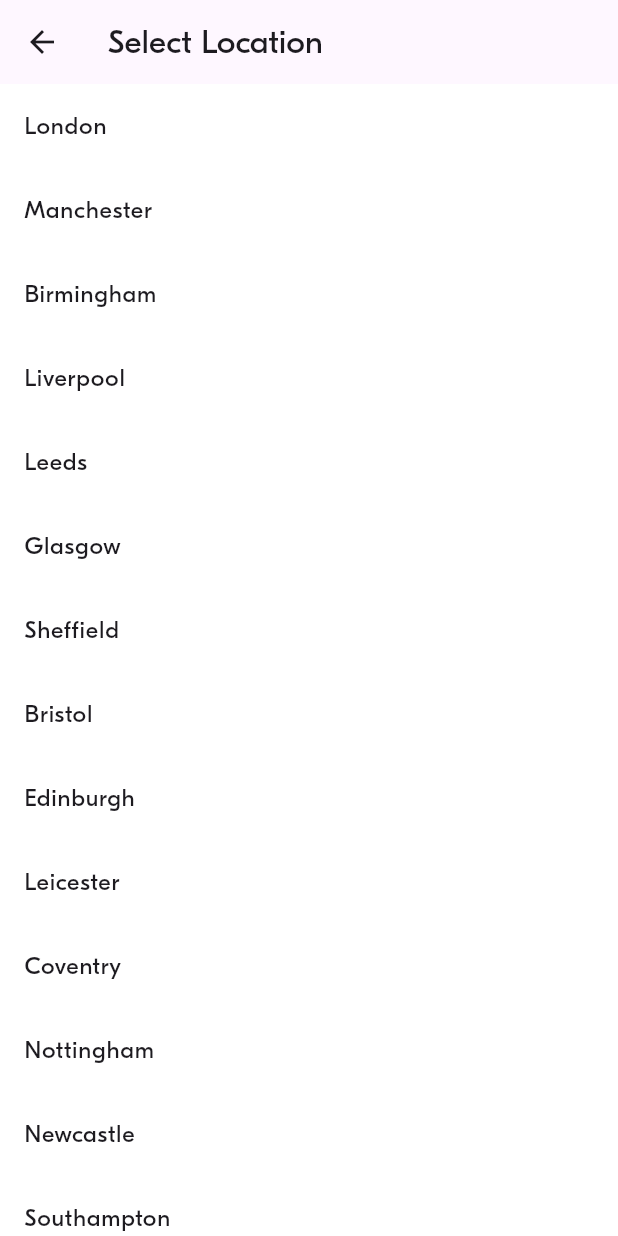
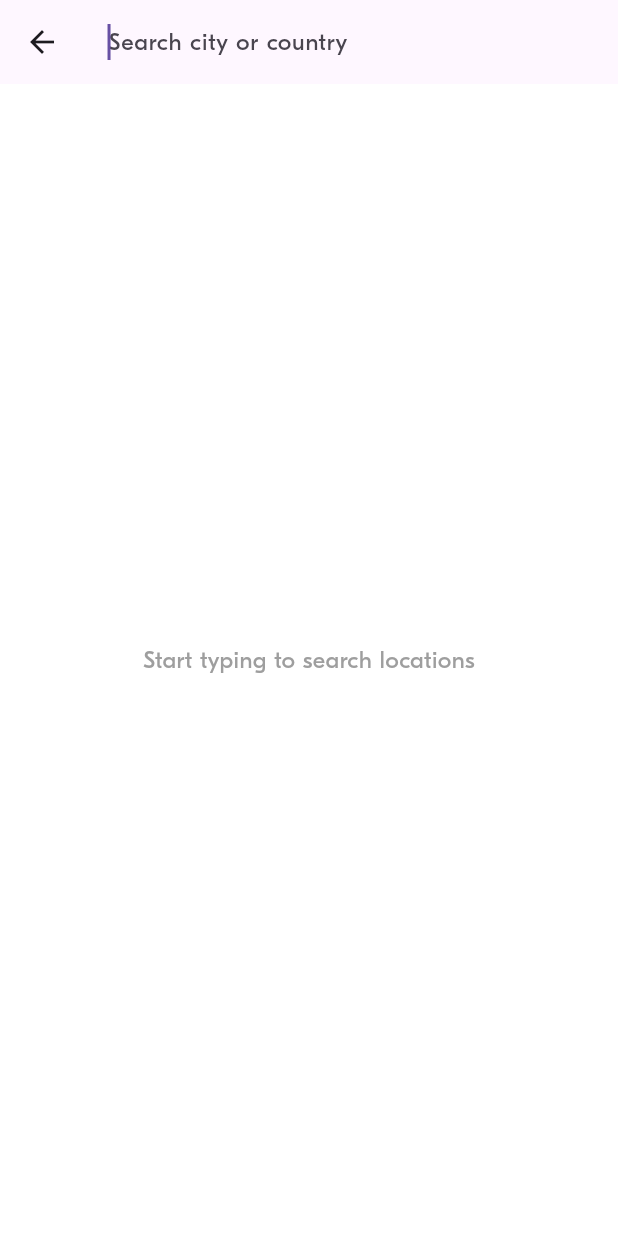
Before and after one commit to S-Thida/W5---Observer-Pattern-State-Management, a Flutter app: the screen it shows after launch, after a tap on "Select Departure", on a phone screen of 412 x 824 dp. Run offline on Flutter 3.47's test engine with Material 3 defaults, Android fonts, the phone set to English and light mode, and no system bars; project files that could hold a hidden picture were left out.

Commit message:
BLA-005 – Implement the Location Picker

```diff
--- a/flutter_blabla_project/lib/main.dart
+++ b/flutter_blabla_project/lib/main.dart
@@ -1,6 +1,7 @@
 import 'package:flutter/material.dart';
 import 'screens/ride_pref/ride_pref_screen.dart';
 import 'theme/theme.dart';
+import 'widgets/inputs/location_picker.dart';
 
 void main() {
   runApp(const MyApp());
--- a/flutter_blabla_project/lib/screens/ride_pref/widgets/ride_pref_form.dart
+++ b/flutter_blabla_project/lib/screens/ride_pref/widgets/ride_pref_form.dart
@@ -6,8 +6,9 @@ import 'package:flutter_blabla_project/widgets/display/bla_divider.dart';
 import '../../../model/ride/locations.dart';
 import '../../../model/ride_pref/ride_pref.dart';
 import 'dart:math';
-
 import '../../../widgets/actions/BlaButton.dart';
+import 'package:flutter_blabla_project/widgets/inputs/location_picker.dart';
+import 'package:flutter_blabla_project/widgets/inputs/location_tile.dart';
 
 final Random random = Random();
 
@@ -87,8 +88,7 @@ class _RidePrefFormState extends State<RidePrefForm> {
     final Location? selectedLocation = await Navigator.push(
       context,
       MaterialPageRoute(
-        builder: (context) => LocationSelectionScreen(
-          locations: fakeLocations,
+        builder: (context) => LocationPicker(
           onLocationSelected: (location) {
             setState(() {
               departure = location;
@@ -110,8 +110,7 @@ class _RidePrefFormState extends State<RidePrefForm> {
     final Location? selectedLocation = await Navigator.push(
       context,
       MaterialPageRoute(
-        builder: (context) => LocationSelectionScreen(
-          locations: fakeLocations,
+        builder: (context) => LocationPicker(
           onLocationSelected: (location) {
             setState(() {
               arrival = location;
@@ -153,6 +152,21 @@ class _RidePrefFormState extends State<RidePrefForm> {
           requestedSeats: requestedSeats);
     }
   }
+void _showLocation(BuildContext context, bool isDeparture) {
+    Navigator.push(
+      context,
+      PageRouteBuilder(
+        pageBuilder: (context, animation, secondaryAnimation) => LocationPicker(
+          onLocationSelected: (location) {
+            setState(
+                () => isDeparture ? departure = location : arrival = location);
+            Navigator.pop(context);
+          },
+        ),
+      ),
+    );
+
+}
 
   // ----------------------------------
   // Build the widgets
@@ -233,35 +247,3 @@ class InputTile extends StatelessWidget {
     );
   }
 }
-
-// Location Selection Screen
-class LocationSelectionScreen extends StatelessWidget {
-  final List<Location> locations;
-  final ValueChanged<Location> onLocationSelected;
-
-  const LocationSelectionScreen({
-    super.key,
-    required this.locations,
-    required this.onLocationSelected,
-  });
-
-  @override
-  Widget build(BuildContext context) {
-    return Scaffold(
-      appBar: AppBar(title: const Text("Select Location")),
-      body: ListView.builder(
-        itemCount: locations.length,
-        itemBuilder: (context, index) {
-          final location = locations[index];
-          return ListTile(
-            title: Text(location.name),
-            onTap: () {
-              onLocationSelected(location);
-              Navigator.pop(context);
-            },
-          );
-        },
-      ),
-    );
-  }
-}
--- /dev/null
+++ b/flutter_blabla_project/lib/widgets/inputs/location_picker.dart
@@ -0,0 +1,135 @@
+import 'package:flutter/material.dart';
+import 'package:flutter_blabla_project/model/ride/locations.dart';
+import 'package:flutter_blabla_project/dummy_data/dummy_data.dart';
+
+import 'package:flutter_blabla_project/widgets/display/bla_divider.dart';
+import 'package:flutter_blabla_project/widgets/inputs/location_tile.dart';
+
+//
+// Location Picker Screen
+//
+class LocationPicker extends StatefulWidget {
+  final Function(Location)
+      onLocationSelected; // Callback when location is selected
+
+  const LocationPicker({super.key, required this.onLocationSelected});
+
+  @override
+  State<LocationPicker> createState() => _LocationPickerState();
+}
+
+class _LocationPickerState extends State<LocationPicker> {
+  // Search controller to manage text input
+  final TextEditingController _searchController = TextEditingController();
+
+  // List to hold filtered search results
+  List<Location> _filteredLocations = [];
+
+  // Flag to track initial empty state
+  bool _showInitialState = true;
+
+  @override
+  Widget build(BuildContext context) {
+    return Scaffold(
+      appBar: AppBar(
+        // Back button to close the modal
+        leading: IconButton(
+          icon: const Icon(Icons.arrow_back),
+          onPressed: () => Navigator.pop(context),
+        ),
+
+        // Search input field
+        title: TextField(
+          controller: _searchController,
+          autofocus: true, // Auto-focus keyboard on open
+          decoration: InputDecoration(
+            hintText: 'Search city or country',
+            border: InputBorder.none, // Remove default underlines
+            suffixIcon: _searchController.text.isNotEmpty
+                ? IconButton(
+                    // Clear search button
+                    icon: const Icon(Icons.clear),
+                    onPressed: _clearSearch,
+                  )
+                : null,
+          ),
+          onChanged: (query) {
+            setState(() => _showInitialState = query.isEmpty);
+            _filterLocations(query); // Update results as user types
+          },
+        ),
+      ),
+      // Dynamic body content based on search state
+      body: _buildBodyContent(),
+    );
+  }
+
+  Widget _buildBodyContent() {
+    // Initial state - show prompt message
+    if (_showInitialState) {
+      return const Center(
+        child: Text(
+          'Start typing to search locations',
+          style: TextStyle(
+            fontSize: 16,
+            color: Colors.grey,
+          ),
+        ),
+      );
+    }
+
+    // No results state
+    if (_filteredLocations.isEmpty) {
+      return const Center(
+        child: Text(
+          'No locations found',
+          style: TextStyle(
+            fontSize: 16,
+            color: Colors.grey,
+          ),
+        ),
+      );
+    }
+
+    // Results list - show matching locations
+    return ListView.separated(
+      padding: const EdgeInsets.symmetric(vertical: 8),
+      itemCount: _filteredLocations.length,
+      separatorBuilder: (_, __) => BlaDivider(),
+      itemBuilder: (context, index) => LocationTile(
+        location: _filteredLocations[index],
+        onTap: () => widget.onLocationSelected(_filteredLocations[index]),
+        // Selection handler
+      ),
+    );
+  }
+
+  // ---------------------------
+  // SEARCH FUNCTIONALITY
+  // ---------------------------
+  void _filterLocations(String query) {
+    setState(() {
+      if (query.isEmpty) {
+        _filteredLocations = []; // Clear results when search is empty
+      } else {
+        // Filter locations by name or country
+        _filteredLocations = fakeLocations.where((loc) {
+          final nameMatch =
+              loc.name.toLowerCase().contains(query.toLowerCase());
+          final countryMatch =
+              loc.country.name.toLowerCase().contains(query.toLowerCase());
+          return nameMatch || countryMatch;
+        }).toList();
+      }
+    });
+  }
+
+  // Clear search input and reset states
+  void _clearSearch() {
+    setState(() {
+      _searchController.clear();
+      _filteredLocations = [];
+      _showInitialState = true;
+    });
+  }
+}
```
Also changed, not shown: flutter_blabla_project/lib/widgets/inputs/location_tile.dart (added, +28 -0 lines).
